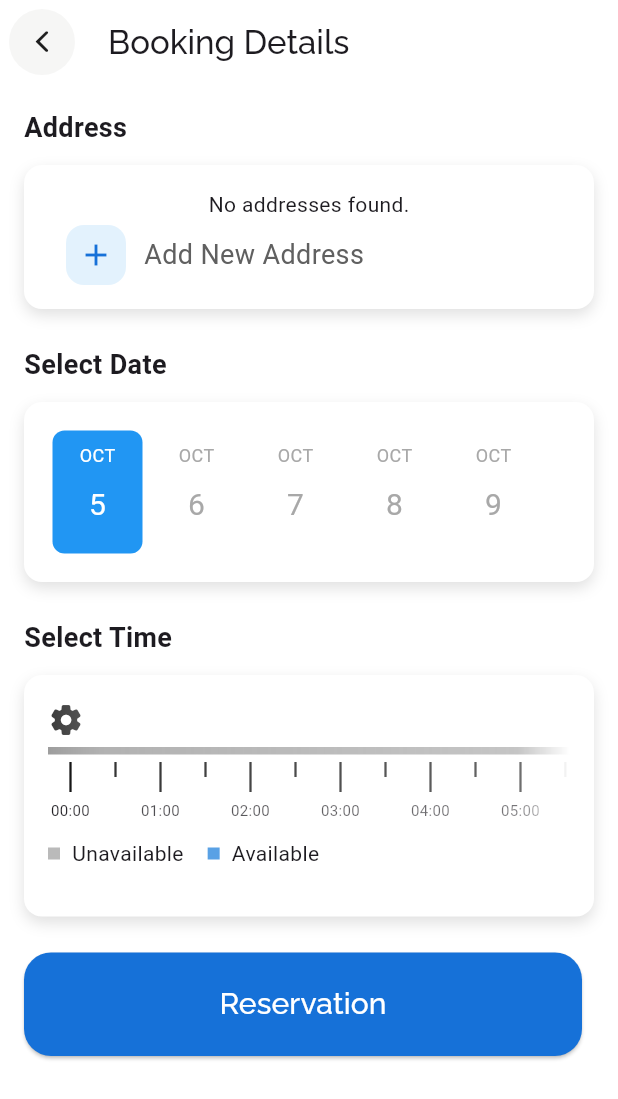
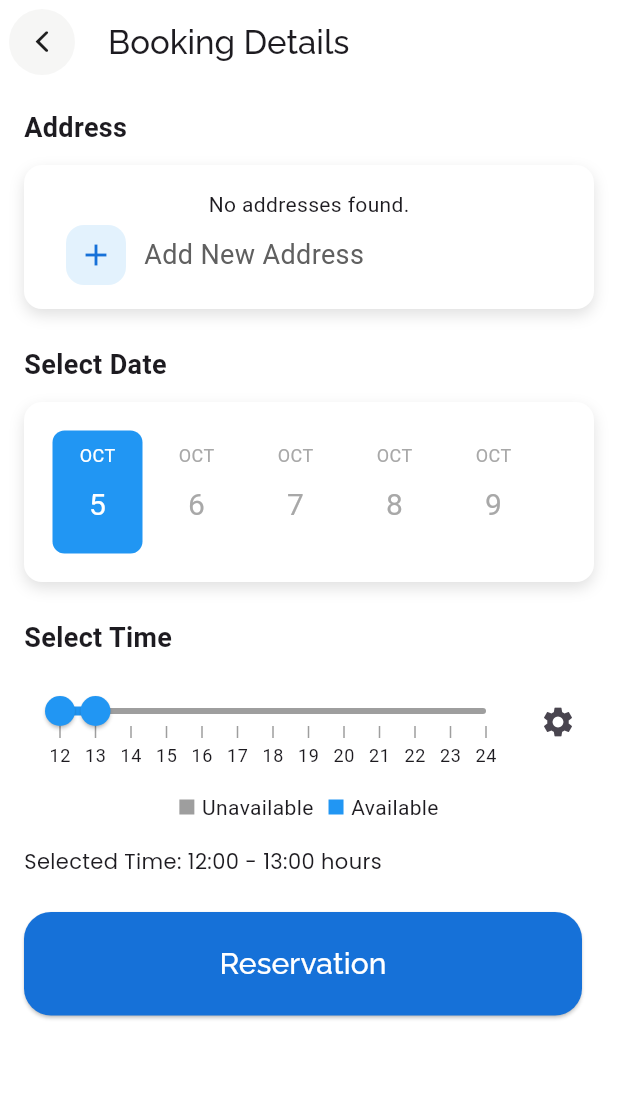
Before and after one commit to shashank-reddy-electromob/wrenchmate, a Flutter app: the BookSlot screen opened by its route, after a tap on "Reservation", on a phone screen of 412 x 824 dp. Shown: the top 1099 px of the screen. Run offline on Flutter 3.47's test engine with Material 3 defaults, Android fonts, the phone set to English and light mode, and no system bars; drawn by our look-alikes of date_picker_timeline; our stand-ins replace carousel_slider, cloud_firestore, country_code_picker, extended_image, firebase_auth, firebase_core and 14 more; missing offline and left inert: dart:ffi, draggable_fab, google_api_availability; accounts and stored records are empty; project files that could hold a hidden picture were left out.

Commit message:
Bookings page Ui and functionality change

```diff
--- a/lib/app/controllers/booking_controller.dart
+++ b/lib/app/controllers/booking_controller.dart
@@ -1,7 +1,7 @@
 import 'package:firebase_auth/firebase_auth.dart';
 import 'package:get/get.dart';
 import 'package:cloud_firestore/cloud_firestore.dart';
-import 'package:syncfusion_flutter_sliders/sliders.dart'; // Import Firestore
+import 'package:syncfusion_flutter_sliders/sliders.dart';
 
 class BookingController extends GetxController {
   final FirebaseFirestore _firestore = FirebaseFirestore.instance;
@@ -17,12 +17,13 @@ class BookingController extends GetxController {
     String outForServiceNote,
     String completedNote,
     String currentCar,
-    DateTime? selectedDate, // New parameter
-    SfRangeValues? selectedTimeRange, // New parameter
+    String address,
+    DateTime? selectedDate,
+    SfRangeValues? selectedTimeRange, // Nullable time range
   ) async {
     try {
       await _firestore.collection('Booking').add({
-        'user_id':userId,
+        'user_id': userId,
         'service_list': serviceIds,
         'status': status,
         'confirmation_date': confirmationDate,
@@ -32,11 +33,14 @@ class BookingController extends GetxController {
         'outForService_note': outForServiceNote,
         'completed_note': completedNote,
         'car_details': currentCar,
-        'selected_date': selectedDate != null ? selectedDate.toIso8601String() : null, // Add selected date
-        'selected_time_range': selectedTimeRange != null ? {
-          'start': selectedTimeRange.start,
-          'end': selectedTimeRange.end,
-        } : null,
+        'address': address,
+        'selected_date': selectedDate?.toIso8601String(),
+        'selected_time_range': selectedTimeRange != null
+            ? {
+                'start': selectedTimeRange.start,
+                'end': selectedTimeRange.end,
+              }
+            : null,
       });
     } catch (e) {
       throw Exception("Failed to add booking: $e");
@@ -53,6 +57,17 @@ class BookingController extends GetxController {
       List<Map<String, dynamic>> bookings = snapshot.docs
           .map((doc) => doc.data() as Map<String, dynamic>)
           .toList();
+
+      // Convert selected_time_range back to SfRangeValues
+      for (var booking in bookings) {
+        if (booking['selected_time_range'] != null) {
+          booking['selected_time_range'] = SfRangeValues(
+            booking['selected_time_range']['start'],
+            booking['selected_time_range']['end'],
+          );
+        }
+      }
+
       print(bookings);
       return bookings;
     } catch (e) {
--- a/lib/app/modules/cart/bookslotpage.dart
+++ b/lib/app/modules/cart/bookslotpage.dart
@@ -4,8 +4,10 @@ import 'package:date_picker_timeline/date_picker_widget.dart';
 import 'package:flutter/cupertino.dart';
 import 'package:flutter/material.dart';
 import 'package:get/get.dart';
+import 'package:intl/intl.dart';
 import 'package:syncfusion_flutter_sliders/sliders.dart';
 import 'package:wrenchmate_user_app/app/controllers/auth_controller.dart';
+import 'package:wrenchmate_user_app/app/controllers/booking_controller.dart';
 import 'package:wrenchmate_user_app/app/widgets/blueButton.dart';
 
 import '../../controllers/cart_controller.dart';
@@ -18,11 +20,13 @@ class BookSlot extends StatefulWidget {
 }
 
 class _BookSlotState extends State<BookSlot> {
-  double _iconPosition=0;
+  double _iconPosition = 0;
   int selectedAddressIndex = 0;
   int selectedDateIndex = 0;
-  String _values='';
+  String _values = '';
   DateTime selectedDate = DateTime.now();
+  SfRangeValues _rangeValues = SfRangeValues(12.0, 13.0);
+  List<String> addresses = []; // ensure it's a List<String>
 
   final CartController cartController = Get.put(CartController());
   final AuthController authcontroller = Get.put(AuthController());
@@ -48,6 +52,12 @@ class _BookSlotState extends State<BookSlot> {
     int hours = index ~/ 2; // 2 segments per hour
     int minutes = (index % 2 == 0) ? 0 : 30; // Alternates between :00 and :30
     return '${hours.toString().padLeft(2, '0')}:${minutes.toString().padLeft(2, '0')}';
+  }
+
+  String _formatTime(double value) {
+    int hours = value.toInt();
+    String formattedTime = '${hours.toString().padLeft(2, '0')}:00';
+    return formattedTime;
   }
 
   @override
@@ -307,138 +317,61 @@ class _BookSlotState extends State<BookSlot> {
                   ),
                 ),
                 SizedBox(height: 12),
-                //time picker
-                Container(
-                  padding: EdgeInsets.only(left: 16,right: 16, bottom: 32,top:8),
-                  width: MediaQuery.of(context).size.width,
-                  decoration: BoxDecoration(
-                    color: Colors.white,
-                    borderRadius: BorderRadius.circular(12),
-                    boxShadow: [
-                      BoxShadow(
-                        color: Colors.grey.shade300,
-                        blurRadius: 8,
-                        offset: Offset(0, 4),
+                Row(
+                  children: [
+                    Expanded(
+                      child: SfRangeSlider(
+                        min: 12.0,
+                        max: 24.0,
+                        values: _rangeValues,
+                        interval: 1.0,
+                        showTicks: true,
+                        showLabels: true,
+                        minorTicksPerInterval: 1,
+                        activeColor: Colors.blue,
+                        inactiveColor: Colors.grey,
+                        onChanged: (SfRangeValues newValues) {
+                          setState(() {
+                            if (newValues.end > newValues.start) {
+                              _rangeValues = newValues;
+                            } else {
+                              _rangeValues = SfRangeValues(
+                                  newValues.start, newValues.start + 1.0);
+                            }
+                          });
+                        },
+                        // labelFormatterCallback: (dynamic actualValue, String formattedText) {
+                        //   return _formatTime(actualValue); // Formatting time as shown on the ticks
+                        // },
+                        tooltipTextFormatterCallback:
+                            (dynamic actualValue, String formattedText) {
+                          return _formatTime(
+                              actualValue); // Formatting time in the tooltip
+                        },
                       ),
-                    ],
-                  ),
-                  child: Column(
-                    children: [
-                      ShaderMask(
-                        shaderCallback: (bounds) {
-                          return LinearGradient(
-                            begin: Alignment.centerLeft,
-                            end: Alignment.centerRight,
-                            colors: _getGradientColors(),
-                            stops: [0.0, 0.1, 0.9, 1.0],
-                          ).createShader(bounds);
-                        },
-                        blendMode: BlendMode.dstIn, // Applies the gradient as a mask
-                        child: Stack(
-                          children: [
-                            SingleChildScrollView(
-                              scrollDirection: Axis.horizontal,
-                              controller: _scrollController,
-                              child: Column(
-                                children: [
-                                  SizedBox(height: 40,),
-                                  Row(
-                                    crossAxisAlignment: CrossAxisAlignment.start,
-                                    children: List.generate(segmentCount, (index) {
-                                      return Column(
-                                        children: [
-                                          Container(
-                                            width: 30,
-                                            height: 5,
-                                            color: getColor(index), // Use dynamic color
-                                          ),
-                                          SizedBox(height: 5),
-                                          Container(
-                                            width: 1.5,
-                                            height: index % 2 == 0 ? 20 : 10,
-                                            color: Colors.black,
-                                          ),
-                                        ],
-                                      );
-                                    }),
-                                  ),
-                                  SizedBox(height: 5),
-                                  Row(
-                                    children: List.generate(segmentCount, (index) {
-                                      return Container(
-                                        width: 30,
-                                        child: index % 2 == 0
-                                            ? Text(
-                                          getTimeLabel(index),
-                                          style: TextStyle(fontSize: 10),
-                                          textAlign: TextAlign.center,
-                                        )
-                                            : SizedBox(), // Empty for half-hours
-                                      );
-                                    }),
-                                  ),
-                                ],
-                              ),
-                            ),
-                            // Sliding icon
-                            Positioned(
-                              left: _iconPosition,
-                              top: 10,
-                              child: GestureDetector(
-                                onHorizontalDragUpdate: (DragUpdateDetails details) {
-                                  setState(() {
-                                    // Update the position of the icon
-                                    _iconPosition += details.delta.dx;
+                    ),
+                    IconButton(
+                      icon: Icon(Icons.settings),
+                      onPressed: () {},
+                    ),
+                  ],
+                ),
 
-                                    // Restrict the icon movement within the scrollable width
-                                    if (_iconPosition < 0) {
-                                      _iconPosition = 0;
-                                    } else if (_iconPosition > MediaQuery.of(context).size.width - 30) {
-                                      _iconPosition = MediaQuery.of(context).size.width - 30;
-                                    }
-                                  });
-                                },
-                                onHorizontalDragEnd: (DragEndDetails details) {
-                                  // Calculate the closest time index based on icon position
-                                  double segmentWidth = 30.0; // Each segment width in pixels
-                                  int closestIndex = (_iconPosition / segmentWidth).round();
-                                  _values=getTimeLabel(closestIndex);
-                                  print('Selected Time: ${getTimeLabel(closestIndex)}');
+                SizedBox(height: 16.0),
+                Row(
+                  mainAxisAlignment: MainAxisAlignment.center,
+                  children: [
+                    LegendItem(color: Colors.grey, label: 'Unavailable'),
+                    SizedBox(width: 10),
+                    LegendItem(color: Colors.blue, label: 'Available'),
+                  ],
+                ),
+                SizedBox(height: 16.0),
+                Text(
+                  'Selected Time: ${_formatTime(_rangeValues.start)} - ${_formatTime(_rangeValues.end)} hours',
+                  style: TextStyle(fontSize: 14, fontFamily: 'Poppins'),
+                ),
 
-                                },
-                                child: Icon(Icons.settings_rounded, size: 24, color: Color(0xff3A3A3A)),
-                              ),
-                            ),
-                          ],
-                        ),
-                      ),
-                      SizedBox(height: 12),
-                      Row(
-                        children: [
-                          Container(
-                            height: 8,
-                            width: 8,
-                            color: Color(0xffBABABA),
-                          ),
-                          Padding(
-                            padding: const EdgeInsets.only(left: 8.0),
-                            child: Text("Unavailable"),
-                          ),
-                          Container(
-                            height: 8,
-                            width: 8,
-                            margin: const EdgeInsets.only(left: 16.0),
-                            color: Color(0xff59A1E5),
-                          ),
-                          Padding(
-                            padding: const EdgeInsets.only(left: 8.0),
-                            child: Text("Available"),
-                          ),
-                        ],
-                      )
-                    ],
-                  ),
-                ),
                 SizedBox(height: 24),
                 //reservation
                 blueButton(
@@ -447,14 +380,22 @@ class _BookSlotState extends State<BookSlot> {
                     selectedAddressIndex =
                         cartController.currentAddressIndex.value;
                     _updateCurrentAddress(selectedAddressIndex);
-                    print('Selected Address Index: $selectedAddressIndex');
-                    print('Selected Address Index: $selectedDate');
-                    print('Selected Address Index: $_values');
 
-                    // Get.back(result: {
-                    //   'selectedDate': selectedDate,
-                    //   'selectedTimeRange': _values,
-                    // });
+                    String selectedAddress =
+                        cartController.addresses[selectedAddressIndex];
+
+                    print('Selected Address: $selectedAddress');
+                    print('Selected Date: $selectedDate');
+                    print('Selected Time Range: $_rangeValues');
+
+                    // _makeReservation();
+
+                    Get.back(result: {
+                      'selectedDate': selectedDate,
+                      'selectedTimeRange': _rangeValues,
+                      'selectAddress':
+                          selectedAddress // Send the actual address
+                    });
                   },
                 ),
               ],
@@ -468,29 +409,47 @@ class _BookSlotState extends State<BookSlot> {
   List<Color> _getGradientColors() {
     if (_isAtStart) {
       return [
-        Colors.white, // Start fully opaque
-        Colors.white.withOpacity(0.8), // Transition to semi-transparent
-        Colors.transparent
-            .withOpacity(0.6), // Fully transparent towards the end
+        Colors.white,
+        Colors.white.withOpacity(0.8),
+        Colors.transparent.withOpacity(0.6),
         Colors.transparent
       ];
     } else if (_isAtEnd) {
       return [
-        Colors.transparent, // Fully transparent at the start
-        Colors.transparent.withOpacity(0.6), // Gradual transition to opaque
-        Colors.white.withOpacity(0.8), // Semi-transparent towards the middle
-        Colors.white // Fully opaque at the end
+        Colors.transparent,
+        Colors.transparent.withOpacity(0.6),
+        Colors.white.withOpacity(0.8),
+        Colors.white
       ];
     } else {
       return [
-        Colors.transparent.withOpacity(0.0), // Transparent on the left edge
-        Colors.transparent
-            .withOpacity(0.8), // Semi-transparent towards the center
-        Colors.transparent
-            .withOpacity(0.8), // Semi-transparent again on the other side
-        Colors.transparent
-            .withOpacity(0.0) // Fully transparent on the right edge
+        Colors.transparent.withOpacity(0.0),
+        Colors.transparent.withOpacity(0.8),
+        Colors.transparent.withOpacity(0.8),
+        Colors.transparent.withOpacity(0.0)
       ];
     }
   }
 }
+
+class LegendItem extends StatelessWidget {
+  final Color color;
+  final String label;
+
+  LegendItem({required this.color, required this.label});
+
+  @override
+  Widget build(BuildContext context) {
+    return Row(
+      children: [
+        Container(
+          width: 10,
+          height: 10,
+          color: color,
+        ),
+        SizedBox(width: 5),
+        Text(label),
+      ],
+    );
+  }
+}
--- a/lib/app/modules/cart/cart_page.dart
+++ b/lib/app/modules/cart/cart_page.dart
@@ -34,6 +34,7 @@ class _CartPageState extends State<CartPage> {
   double? finalAmount;
   List<String> deletedServiceIds = [];
   String? currentCar;
+  String? selectedAddress;
   DateTime? selectedDate;
   SfRangeValues? selectedTimeRange;
 
@@ -59,7 +60,7 @@ class _CartPageState extends State<CartPage> {
   Future<void> fetchUserCurrentCar() async {
     try {
       var result = await homeController.fetchUserCurrentCar();
-      print("cart page pe hu"+result.toString());
+      print("cart page pe hu" + result.toString());
       currentCar = result.toString();
       setState(() {});
     } catch (e) {
@@ -88,7 +89,6 @@ void calculateTotal() {
       print("Error calculating total: $e");
     }
   }
-
 
   @override
   Widget build(BuildContext context) {
@@ -161,7 +161,8 @@ void calculateTotal() {
                             Widget itemWidget;
 
                             if (cartItem['productId'] != "NA") {
-                              var product = productController.products.firstWhere(
+                              var product =
+                                  productController.products.firstWhere(
                                 (p) => p.id == cartItem['productId'],
                                 orElse: () => Product(
                                   id: cartItem['productId'],
@@ -191,7 +192,8 @@ void calculateTotal() {
                                   ),
                                   SizedBox(width: 16),
                                   Column(
-                                  crossAxisAlignment: CrossAxisAlignment.start,
+                                    crossAxisAlignment:
+                                        CrossAxisAlignment.start,
                                     children: [
                                       Text(product.productName,
                                           style: AppTextStyle.mediumRaleway12),
@@ -213,7 +215,8 @@ void calculateTotal() {
                                 ],
                               );
                             } else if (cartItem['serviceId'] != "NA") {
-                            var service = serviceController.services.firstWhere(
+                              var service =
+                                  serviceController.services.firstWhere(
                                 (s) => s.id == cartItem['serviceId'],
                                 orElse: () => Servicefirebase(
                                   id: cartItem['serviceId'],
@@ -245,7 +248,8 @@ void calculateTotal() {
                                   ),
                                   SizedBox(width: 16),
                                   Column(
-                                    crossAxisAlignment: CrossAxisAlignment.start,
+                                    crossAxisAlignment:
+                                        CrossAxisAlignment.start,
                                     children: [
                                       Text(service.name,
                                           style: AppTextStyle.mediumRaleway12),
@@ -294,7 +298,8 @@ void calculateTotal() {
                                                     cartItem['serviceId']);
                                           }
 
-                                          if (cartController.cartItems.isEmpty) {
+                                          if (cartController
+                                              .cartItems.isEmpty) {
                                             Get.toNamed(AppRoutes.BOTTOMNAV);
                                           } else {
                                             calculateTotal();
@@ -325,7 +330,8 @@ void calculateTotal() {
                     Container(
                       width: MediaQuery.of(context).size.width,
                       padding: EdgeInsets.all(16),
-                      margin: EdgeInsets.symmetric(vertical: 16, horizontal: 16),
+                      margin:
+                          EdgeInsets.symmetric(vertical: 16, horizontal: 16),
                       decoration: BoxDecoration(
                         color: Colors.white,
                         borderRadius: BorderRadius.circular(8),
@@ -374,8 +380,9 @@ void calculateTotal() {
                         var result = await Get.toNamed(AppRoutes.BOOK_SLOT);
                         if (result != null) {
                           setState(() {
-                  selectedDate = result['selectedDate'];
-                  selectedTimeRange = result['selectedTimeRange'];
+                            selectedDate = result['selectedDate']??'';
+                            selectedTimeRange = result['selectedTimeRange']??'';
+                            selectedAddress = result['selectAddress']??'';
                           });
                         }
                       },
@@ -442,6 +449,7 @@ void calculateTotal() {
                           '', // outForService_note
                           '', // completed_note
                           currentCar!, // Ensure currentCar is passed as a String
+                          selectedAddress!,
                           selectedDate, // Pass the selected date
                           selectedTimeRange, // Pass the selected time range
                         );
@@ -451,8 +459,7 @@ void calculateTotal() {
                             "Success", "Booking confirmed successfully!");
                       } catch (e) {
                         // Handle the error
-                        Get.snackbar(
-                            "Error", "Failed to confirm booking: $e");
+                        Get.snackbar("Error", "Failed to confirm booking: $e");
                       }
                     },
                     child: Text(
--- a/pubspec.yaml
+++ b/pubspec.yaml
@@ -70,6 +70,7 @@ dependencies:
   flutter_launcher_icons: ^0.13.1
   url_launcher: ^6.3.0
   date_picker_timeline: ^1.2.6
+  path_provider: ^2.1.4
 
   # geolocator: ^12.0.0
   # geocoding: ^3.0.0
```
Also changed, not shown: pubspec.lock. Lines whose indentation alone changed are shown as unchanged.
